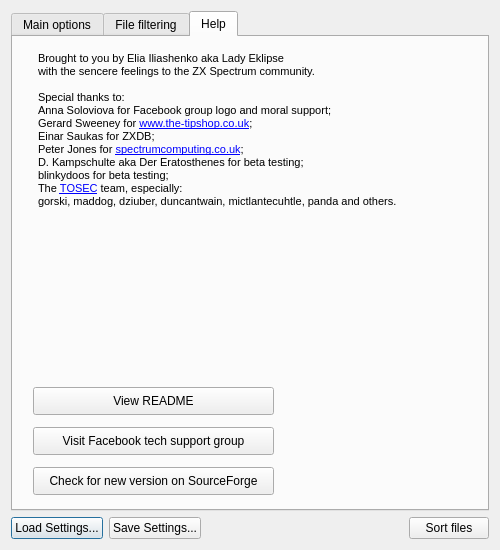
Old version of the form ui/SorterLauncher.ui in the repository ladyeklipse/ZX-Pokemaster.
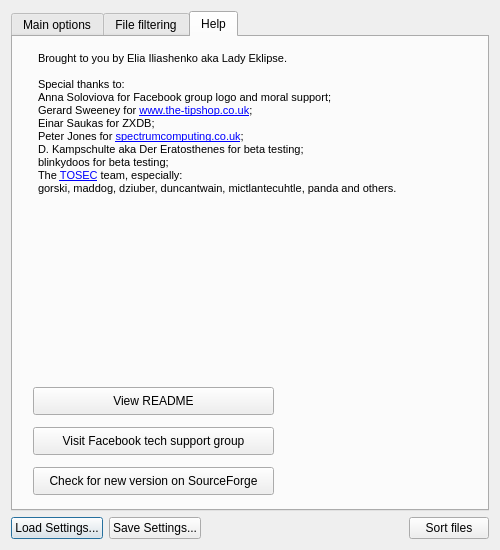
New version of the form. Icons and pictures are not drawn.

Patch:
```diff
--- a/ui/SorterLauncher.ui
+++ b/ui/SorterLauncher.ui
@@ -601,8 +601,7 @@
 &lt;html&gt;&lt;head&gt;&lt;meta name=&quot;qrichtext&quot; content=&quot;1&quot; /&gt;&lt;style type=&quot;text/css&quot;&gt;
 p, li { white-space: pre-wrap; }
 &lt;/style&gt;&lt;/head&gt;&lt;body style=&quot; font-family:'MS Shell Dlg 2'; font-size:7.8pt; font-weight:400; font-style:normal;&quot;&gt;
-&lt;p style=&quot; margin-top:0px; margin-bottom:0px; margin-left:0px; margin-right:0px; -qt-block-indent:0; text-indent:0px;&quot;&gt;&lt;span style=&quot; font-size:8pt;&quot;&gt;Brought to you by Elia Iliashenko aka Lady Eklipse&lt;/span&gt;&lt;/p&gt;
-&lt;p style=&quot; margin-top:0px; margin-bottom:0px; margin-left:0px; margin-right:0px; -qt-block-indent:0; text-indent:0px;&quot;&gt;&lt;span style=&quot; font-size:8pt;&quot;&gt;with the sencere feelings to the ZX Spectrum community.&lt;/span&gt;&lt;/p&gt;
+&lt;p style=&quot; margin-top:0px; margin-bottom:0px; margin-left:0px; margin-right:0px; -qt-block-indent:0; text-indent:0px;&quot;&gt;&lt;span style=&quot; font-size:8pt;&quot;&gt;Brought to you by Elia Iliashenko aka Lady Eklipse.&lt;/span&gt;&lt;/p&gt;
 &lt;p style=&quot;-qt-paragraph-type:empty; margin-top:0px; margin-bottom:0px; margin-left:0px; margin-right:0px; -qt-block-indent:0; text-indent:0px; font-size:8pt;&quot;&gt;&lt;br /&gt;&lt;/p&gt;
 &lt;p style=&quot; margin-top:0px; margin-bottom:0px; margin-left:0px; margin-right:0px; -qt-block-indent:0; text-indent:0px;&quot;&gt;&lt;span style=&quot; font-size:8pt;&quot;&gt;Special thanks to:&lt;/span&gt;&lt;/p&gt;
 &lt;p style=&quot; margin-top:0px; margin-bottom:0px; margin-left:0px; margin-right:0px; -qt-block-indent:0; text-indent:0px;&quot;&gt;&lt;span style=&quot; font-size:8pt;&quot;&gt;Anna Soloviova for Facebook group logo and moral support;&lt;/span&gt;&lt;/p&gt;
```
